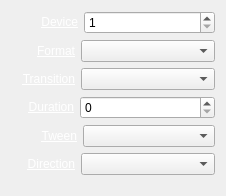
First picture: the form in trunk/Widgets/Inspector/InspectorDeckLinkInputWidget.ui, repository cambell-prince/casparcg-client, before the edit.
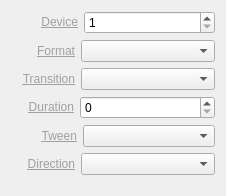
Second picture: the form after the edit.

```diff
--- a/trunk/Widgets/Inspector/InspectorDeckLinkInputWidget.ui
+++ b/trunk/Widgets/Inspector/InspectorDeckLinkInputWidget.ui
@@ -38,7 +38,7 @@
      <item>
       <widget class="QLabel" name="labelDevice">
        <property name="text">
-        <string>&lt;a href=&quot;Device&quot; style=&quot;color: white;&quot;&gt;Device&lt;/a&gt;</string>
+        <string>&lt;a href=&quot;Device&quot; style=&quot;color: #A0A0A0;&quot;&gt;Device&lt;/a&gt;</string>
        </property>
        <property name="alignment">
         <set>Qt::AlignRight|Qt::AlignTrailing|Qt::AlignVCenter</set>
@@ -81,7 +81,7 @@
      <item>
       <widget class="QLabel" name="labelFormat">
        <property name="text">
-        <string>&lt;a href=&quot;Format&quot; style=&quot;color: white;&quot;&gt;Format&lt;/a&gt;</string>
+        <string>&lt;a href=&quot;Format&quot; style=&quot;color: #A0A0A0;&quot;&gt;Format&lt;/a&gt;</string>
        </property>
        <property name="alignment">
         <set>Qt::AlignRight|Qt::AlignTrailing|Qt::AlignVCenter</set>
@@ -121,7 +121,7 @@
      <item>
       <widget class="QLabel" name="labelTransition">
        <property name="text">
-        <string>&lt;a href=&quot;Transition&quot; style=&quot;color: white;&quot;&gt;Transition&lt;/a&gt;</string>
+        <string>&lt;a href=&quot;Transition&quot; style=&quot;color: #A0A0A0;&quot;&gt;Transition&lt;/a&gt;</string>
        </property>
        <property name="alignment">
         <set>Qt::AlignRight|Qt::AlignTrailing|Qt::AlignVCenter</set>
@@ -161,7 +161,7 @@
      <item>
       <widget class="QLabel" name="labelDuration">
        <property name="text">
-        <string>&lt;a href=&quot;Duration&quot; style=&quot;color: white;&quot;&gt;Duration&lt;/a&gt;</string>
+        <string>&lt;a href=&quot;Duration&quot; style=&quot;color: #A0A0A0;&quot;&gt;Duration&lt;/a&gt;</string>
        </property>
        <property name="alignment">
         <set>Qt::AlignRight|Qt::AlignTrailing|Qt::AlignVCenter</set>
@@ -204,7 +204,7 @@
      <item>
       <widget class="QLabel" name="labelTween">
        <property name="text">
-        <string>&lt;a href=&quot;Tween&quot; style=&quot;color: white;&quot;&gt;Tween&lt;/a&gt;</string>
+        <string>&lt;a href=&quot;Tween&quot; style=&quot;color: #A0A0A0;&quot;&gt;Tween&lt;/a&gt;</string>
        </property>
        <property name="alignment">
         <set>Qt::AlignRight|Qt::AlignTrailing|Qt::AlignVCenter</set>
@@ -244,7 +244,7 @@
      <item>
       <widget class="QLabel" name="labelDirection">
        <property name="text">
-        <string>&lt;a href=&quot;Direction&quot; style=&quot;color: white;&quot;&gt;Direction&lt;/a&gt;</string>
+        <string>&lt;a href=&quot;Direction&quot; style=&quot;color: #A0A0A0;&quot;&gt;Direction&lt;/a&gt;</string>
        </property>
        <property name="alignment">
         <set>Qt::AlignRight|Qt::AlignTrailing|Qt::AlignVCenter</set>
```
